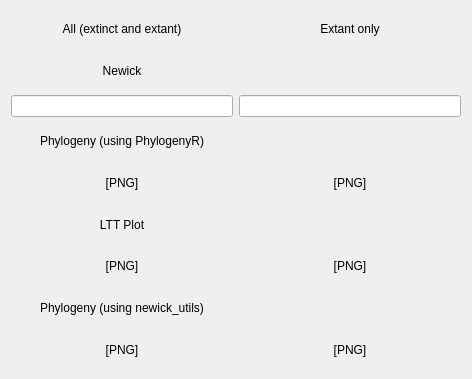
Before: the Qt Designer form Classes/CppQtNewickDisplay/qtnewickdisplay.ui in richelbilderbeek/ProjectRichelBilderbeek, drawn with Qt 5.
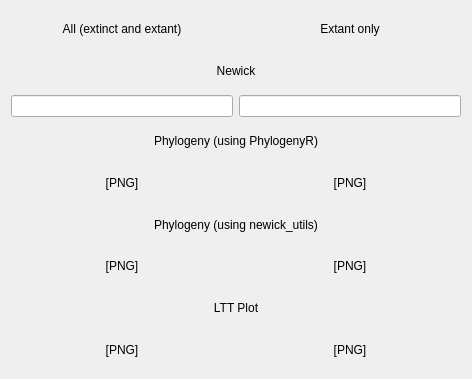
After: the same form once the commit is applied.

The edit to the form file:
```diff
--- a/Classes/CppQtNewickDisplay/qtnewickdisplay.ui
+++ b/Classes/CppQtNewickDisplay/qtnewickdisplay.ui
@@ -14,6 +14,36 @@
    <string>Form</string>
   </property>
   <layout class="QGridLayout" name="gridLayout">
+   <item row="8" column="0">
+    <widget class="QLabel" name="image_lttPlot">
+     <property name="text">
+      <string>[PNG]</string>
+     </property>
+     <property name="alignment">
+      <set>Qt::AlignCenter</set>
+     </property>
+    </widget>
+   </item>
+   <item row="8" column="1">
+    <widget class="QLabel" name="image_lttPlot_extant">
+     <property name="text">
+      <string>[PNG]</string>
+     </property>
+     <property name="alignment">
+      <set>Qt::AlignCenter</set>
+     </property>
+    </widget>
+   </item>
+   <item row="6" column="1">
+    <widget class="QLabel" name="image_phylogeny_extant_newickutils">
+     <property name="text">
+      <string>[PNG]</string>
+     </property>
+     <property name="alignment">
+      <set>Qt::AlignCenter</set>
+     </property>
+    </widget>
+   </item>
    <item row="0" column="0">
     <widget class="QLabel" name="label_all">
      <property name="text">
@@ -24,46 +54,6 @@
      </property>
     </widget>
    </item>
-   <item row="0" column="1">
-    <widget class="QLabel" name="label_extant">
-     <property name="text">
-      <string>Extant only</string>
-     </property>
-     <property name="alignment">
-      <set>Qt::AlignCenter</set>
-     </property>
-    </widget>
-   </item>
-   <item row="1" column="0">
-    <widget class="QLabel" name="label_newick">
-     <property name="text">
-      <string>Newick</string>
-     </property>
-     <property name="alignment">
-      <set>Qt::AlignCenter</set>
-     </property>
-    </widget>
-   </item>
-   <item row="2" column="0">
-    <widget class="QLineEdit" name="line_newick">
-     <property name="readOnly">
-      <bool>true</bool>
-     </property>
-    </widget>
-   </item>
-   <item row="2" column="1">
-    <widget class="QLineEdit" name="line_newick_extant"/>
-   </item>
-   <item row="3" column="0">
-    <widget class="QLabel" name="label_full_pedigree_as_png">
-     <property name="text">
-      <string>Phylogeny (using PhylogenyR)</string>
-     </property>
-     <property name="alignment">
-      <set>Qt::AlignCenter</set>
-     </property>
-    </widget>
-   </item>
    <item row="4" column="0">
     <widget class="QLabel" name="image_phylogeny">
      <property name="text">
@@ -84,7 +74,7 @@
      </property>
     </widget>
    </item>
-   <item row="5" column="0">
+   <item row="7" column="0" colspan="2">
     <widget class="QLabel" name="label_lttPlot">
      <property name="text">
       <string>LTT Plot</string>
@@ -95,7 +85,7 @@
     </widget>
    </item>
    <item row="6" column="0">
-    <widget class="QLabel" name="image_lttPlot">
+    <widget class="QLabel" name="image_phylogeny_newickutils">
      <property name="text">
       <string>[PNG]</string>
      </property>
@@ -104,17 +94,51 @@
      </property>
     </widget>
    </item>
-   <item row="6" column="1">
-    <widget class="QLabel" name="image_lttPlot_extant">
+   <item row="1" column="0" colspan="2">
+    <widget class="QLabel" name="label_newick">
      <property name="text">
-      <string>[PNG]</string>
+      <string>Newick</string>
      </property>
      <property name="alignment">
       <set>Qt::AlignCenter</set>
      </property>
     </widget>
    </item>
-   <item row="7" column="0">
+   <item row="2" column="1">
+    <widget class="QLineEdit" name="line_newick_extant">
+     <property name="readOnly">
+      <bool>true</bool>
+     </property>
+    </widget>
+   </item>
+   <item row="3" column="0" colspan="2">
+    <widget class="QLabel" name="label_full_pedigree_as_png">
+     <property name="text">
+      <string>Phylogeny (using PhylogenyR)</string>
+     </property>
+     <property name="alignment">
+      <set>Qt::AlignCenter</set>
+     </property>
+    </widget>
+   </item>
+   <item row="0" column="1">
+    <widget class="QLabel" name="label_extant">
+     <property name="text">
+      <string>Extant only</string>
+     </property>
+     <property name="alignment">
+      <set>Qt::AlignCenter</set>
+     </property>
+    </widget>
+   </item>
+   <item row="2" column="0">
+    <widget class="QLineEdit" name="line_newick">
+     <property name="readOnly">
+      <bool>true</bool>
+     </property>
+    </widget>
+   </item>
+   <item row="5" column="0" colspan="2">
     <widget class="QLabel" name="label_full_pedigree_as_txt">
      <property name="text">
       <string>Phylogeny (using newick_utils)</string>
@@ -124,26 +148,6 @@
      </property>
     </widget>
    </item>
-   <item row="8" column="0">
-    <widget class="QLabel" name="image_phylogeny_newickutils">
-     <property name="text">
-      <string>[PNG]</string>
-     </property>
-     <property name="alignment">
-      <set>Qt::AlignCenter</set>
-     </property>
-    </widget>
-   </item>
-   <item row="8" column="1">
-    <widget class="QLabel" name="image_phylogeny_extant_newickutils">
-     <property name="text">
-      <string>[PNG]</string>
-     </property>
-     <property name="alignment">
-      <set>Qt::AlignCenter</set>
-     </property>
-    </widget>
-   </item>
   </layout>
  </widget>
  <resources/>
```
